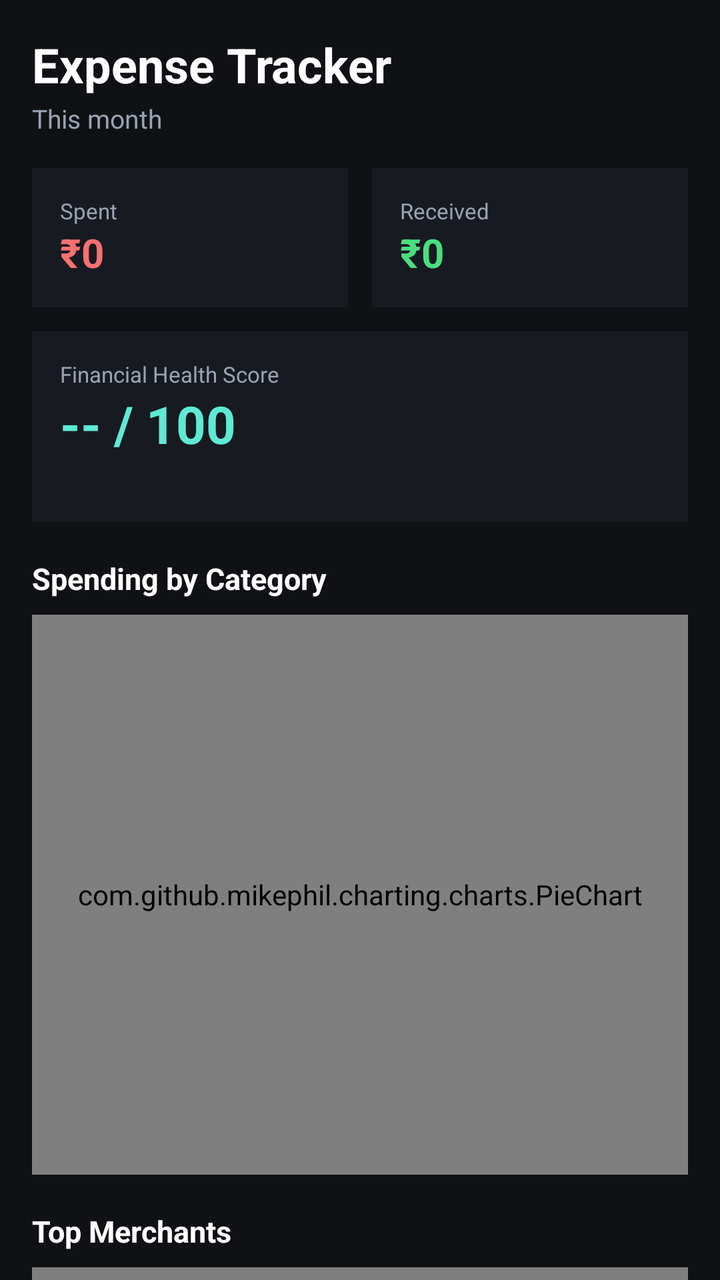
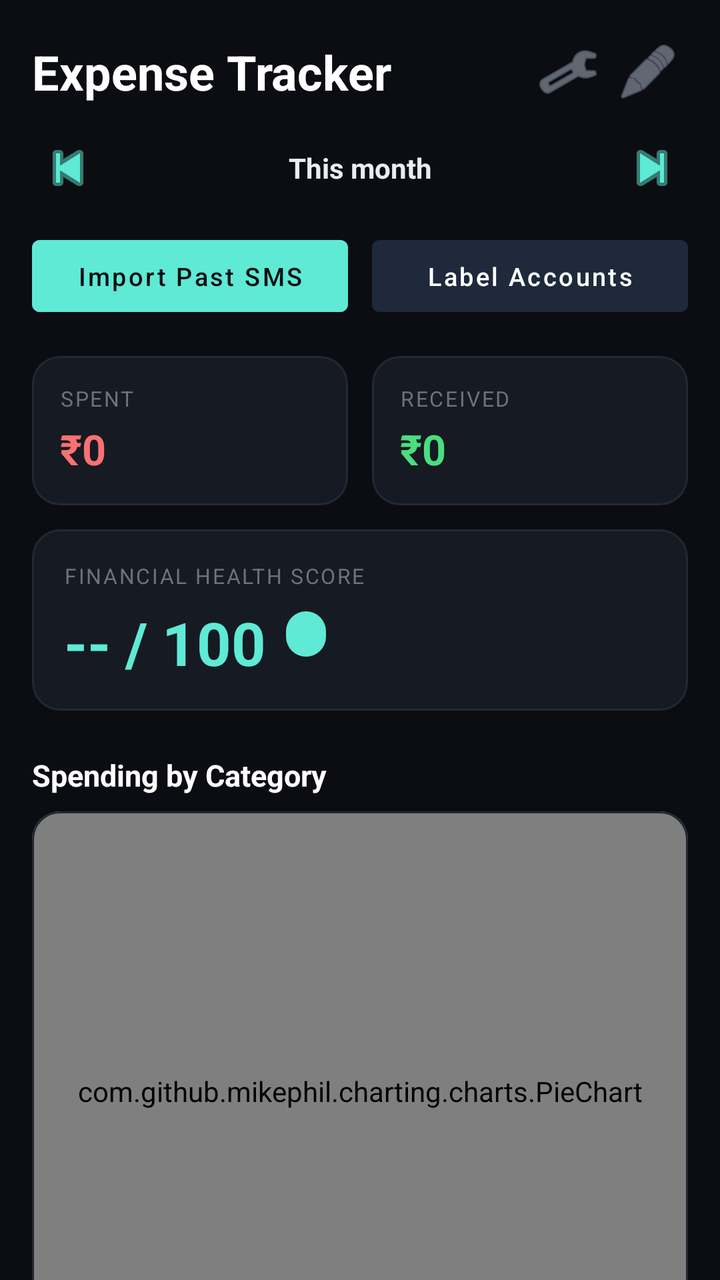

Before-and-after screenshots of an Android layout around one commit, followed by the original layout XML and the change that was made.
<!-- AndroidManifest.xml: application theme Theme.ExpenseTracker -->
<!-- res/layout/activity_main.xml -->
<?xml version="1.0" encoding="utf-8"?>
<androidx.core.widget.NestedScrollView
    xmlns:android="http://schemas.android.com/apk/res/android"
    xmlns:app="http://schemas.android.com/apk/res-auto"
    android:layout_width="match_parent"
    android:layout_height="match_parent"
    android:background="#0F1115">

    <LinearLayout
        android:layout_width="match_parent"
        android:layout_height="wrap_content"
        android:orientation="vertical"
        android:padding="16dp">

        <TextView
            android:layout_width="wrap_content"
            android:layout_height="wrap_content"
            android:text="Expense Tracker"
            android:textColor="#FFFFFF"
            android:textSize="24sp"
            android:textStyle="bold" />

        <TextView
            android:id="@+id/tvPeriod"
            android:layout_width="wrap_content"
            android:layout_height="wrap_content"
            android:layout_marginTop="2dp"
            android:text="This month"
            android:textColor="#9AA3B2"
            android:textSize="13sp" />

        
        <LinearLayout
            android:layout_width="match_parent"
            android:layout_height="wrap_content"
            android:layout_marginTop="16dp"
            android:orientation="horizontal">

            <LinearLayout
                android:layout_width="0dp"
                android:layout_height="wrap_content"
                android:layout_weight="1"
                android:layout_marginEnd="6dp"
                android:background="#171A21"
                android:orientation="vertical"
                android:padding="14dp">

                <TextView
                    android:layout_width="wrap_content"
                    android:layout_height="wrap_content"
                    android:text="Spent"
                    android:textColor="#9AA3B2"
                    android:textSize="11sp" />

                <TextView
                    android:id="@+id/tvTotalDebit"
                    android:layout_width="wrap_content"
                    android:layout_height="wrap_content"
                    android:text="₹0"
                    android:textColor="#F87171"
                    android:textSize="20sp"
                    android:textStyle="bold" />
            </LinearLayout>

            <LinearLayout
                android:layout_width="0dp"
                android:layout_height="wrap_content"
                android:layout_weight="1"
                android:layout_marginStart="6dp"
                android:background="#171A21"
                android:orientation="vertical"
                android:padding="14dp">

                <TextView
                    android:layout_width="wrap_content"
                    android:layout_height="wrap_content"
                    android:text="Received"
                    android:textColor="#9AA3B2"
                    android:textSize="11sp" />

                <TextView
                    android:id="@+id/tvTotalCredit"
                    android:layout_width="wrap_content"
                    android:layout_height="wrap_content"
                    android:text="₹0"
                    android:textColor="#4ADE80"
                    android:textSize="20sp"
                    android:textStyle="bold" />
            </LinearLayout>
        </LinearLayout>

        
        <LinearLayout
            android:layout_width="match_parent"
            android:layout_height="wrap_content"
            android:layout_marginTop="12dp"
            android:background="#171A21"
            android:orientation="vertical"
            android:padding="14dp">

            <TextView
                android:layout_width="wrap_content"
                android:layout_height="wrap_content"
                android:text="Financial Health Score"
                android:textColor="#9AA3B2"
                android:textSize="11sp" />

            <TextView
                android:id="@+id/tvHealthScore"
                android:layout_width="wrap_content"
                android:layout_height="wrap_content"
                android:text="-- / 100"
                android:textColor="#5EEAD4"
                android:textSize="26sp"
                android:textStyle="bold" />

            <TextView
                android:id="@+id/tvHealthBand"
                android:layout_width="wrap_content"
                android:layout_height="wrap_content"
                android:textColor="#E9ECF1"
                android:textSize="13sp" />
        </LinearLayout>

        
        <TextView
            android:layout_width="wrap_content"
            android:layout_height="wrap_content"
            android:layout_marginTop="18dp"
            android:text="Spending by Category"
            android:textColor="#FFFFFF"
            android:textSize="15sp"
            android:textStyle="bold" />

        <com.github.mikephil.charting.charts.PieChart
            android:id="@+id/pieChart"
            android:layout_width="match_parent"
            android:layout_height="280dp"
            android:layout_marginTop="8dp" />

        
        <TextView
            android:layout_width="wrap_content"
            android:layout_height="wrap_content"
            android:layout_marginTop="18dp"
            android:text="Top Merchants"
            android:textColor="#FFFFFF"
            android:textSize="15sp"
            android:textStyle="bold" />

        <com.github.mikephil.charting.charts.HorizontalBarChart
            android:id="@+id/barChart"
            android:layout_width="match_parent"
            android:layout_height="280dp"
            android:layout_marginTop="8dp" />

        
        <TextView
            android:layout_width="wrap_content"
            android:layout_height="wrap_content"
            android:layout_marginTop="18dp"
            android:text="⚠ Spending Flags"
            android:textColor="#FFFFFF"
            android:textSize="15sp"
            android:textStyle="bold" />

        <LinearLayout
            android:id="@+id/flagsContainer"
            android:layout_width="match_parent"
            android:layout_height="wrap_content"
            android:layout_marginTop="8dp"
            android:orientation="vertical" />

        
        <TextView
            android:layout_width="wrap_content"
            android:layout_height="wrap_content"
            android:layout_marginTop="18dp"
            android:text="✅ Savings Opportunities"
            android:textColor="#FFFFFF"
            android:textSize="15sp"
            android:textStyle="bold" />

        <LinearLayout
            android:id="@+id/savingsContainer"
            android:layout_width="match_parent"
            android:layout_height="wrap_content"
            android:layout_marginTop="8dp"
            android:layout_marginBottom="40dp"
            android:orientation="vertical" />

    </LinearLayout>
</androidx.core.widget.NestedScrollView>
<!-- resources referenced by this layout -->
<resources>
  <style name="Theme.ExpenseTracker" parent="Theme.MaterialComponents.DayNight.NoActionBar">
          <item name="colorPrimary">#5EEAD4</item>
          <item name="colorPrimaryDark">#0F1115</item>
          <item name="colorAccent">#5EEAD4</item>
          <item name="android:windowBackground">#0F1115</item>
      </style>
</resources>

<!-- the commit's change to res/layout/activity_main.xml (unified diff, before → after) -->
@@ -4,7 +4,7 @@
     xmlns:app="http://schemas.android.com/apk/res-auto"
     android:layout_width="match_parent"
     android:layout_height="match_parent"
-    android:background="#0F1115">
+    android:background="#0B0D12">
 
     <LinearLayout
         android:layout_width="match_parent"
@@ -12,22 +12,110 @@
         android:orientation="vertical"
         android:padding="16dp">
 
-        <TextView
-            android:layout_width="wrap_content"
-            android:layout_height="wrap_content"
-            android:text="Expense Tracker"
-            android:textColor="#FFFFFF"
-            android:textSize="24sp"
-            android:textStyle="bold" />
-
-        <TextView
-            android:id="@+id/tvPeriod"
-            android:layout_width="wrap_content"
-            android:layout_height="wrap_content"
-            android:layout_marginTop="2dp"
-            android:text="This month"
-            android:textColor="#9AA3B2"
-            android:textSize="13sp" />
+        
+        <LinearLayout
+            android:layout_width="match_parent"
+            android:layout_height="wrap_content"
+            android:orientation="horizontal"
+            android:gravity="center_vertical">
+
+            <TextView
+                android:layout_width="0dp"
+                android:layout_height="wrap_content"
+                android:layout_weight="1"
+                android:text="Expense Tracker"
+                android:textColor="#FFFFFF"
+                android:textSize="24sp"
+                android:textStyle="bold" />
+
+            <ImageButton
+                android:id="@+id/btnSettingsIcon"
+                android:layout_width="40dp"
+                android:layout_height="40dp"
+                android:background="?attr/selectableItemBackgroundBorderless"
+                android:contentDescription="Budgets"
+                android:src="@android:drawable/ic_menu_manage"
+                app:tint="#9AA3B2" />
+
+            <ImageButton
+                android:id="@+id/btnLabelIcon"
+                android:layout_width="40dp"
+                android:layout_height="40dp"
+                android:background="?attr/selectableItemBackgroundBorderless"
+                android:contentDescription="Label accounts"
+                android:src="@android:drawable/ic_menu_edit"
+                app:tint="#9AA3B2" />
+        </LinearLayout>
+
+        
+        <LinearLayout
+            android:layout_width="match_parent"
+            android:layout_height="wrap_content"
+            android:layout_marginTop="10dp"
+            android:gravity="center_vertical"
+            android:orientation="horizontal">
+
+            <ImageButton
+                android:id="@+id/btnPrevMonth"
+                android:layout_width="36dp"
+                android:layout_height="36dp"
+                android:background="?attr/selectableItemBackgroundBorderless"
+                android:contentDescription="Previous month"
+                android:src="@android:drawable/ic_media_previous"
+                app:tint="#5EEAD4" />
+
+            <TextView
+                android:id="@+id/tvPeriod"
+                android:layout_width="0dp"
+                android:layout_height="wrap_content"
+                android:layout_weight="1"
+                android:gravity="center"
+                android:text="This month"
+                android:textColor="#E9ECF1"
+                android:textSize="14sp"
+                android:textStyle="bold" />
+
+            <ImageButton
+                android:id="@+id/btnNextMonth"
+                android:layout_width="36dp"
+                android:layout_height="36dp"
+                android:background="?attr/selectableItemBackgroundBorderless"
+                android:contentDescription="Next month"
+                android:src="@android:drawable/ic_media_next"
+                app:tint="#5EEAD4" />
+        </LinearLayout>
+
+        
+        <LinearLayout
+            android:layout_width="match_parent"
+            android:layout_height="wrap_content"
+            android:layout_marginTop="12dp"
+            android:orientation="horizontal">
+
+            <Button
+                android:id="@+id/btnImportSms"
+                android:layout_width="0dp"
+                android:layout_height="wrap_content"
+                android:layout_weight="1"
+                android:layout_marginEnd="6dp"
+                android:backgroundTint="#5EEAD4"
+                android:text="Import Past SMS"
+                android:textColor="#0B0D12"
+                android:textAllCaps="false"
+                android:textSize="12.5sp" />
+
+            <Button
+                android:id="@+id/btnLabelAccounts"
+                android:layout_width="0dp"
+                android:layout_height="wrap_content"
+                android:layout_weight="1"
+                android:layout_marginStart="6dp"
+                android:backgroundTint="#1E293B"
+                android:text="Label Accounts"
+                android:textColor="#FFFFFF"
+                android:textAllCaps="false"
+                android:textSize="12.5sp" />
+        </LinearLayout>
 
         
         <LinearLayout
@@ -36,129 +124,229 @@
             android:layout_marginTop="16dp"
             android:orientation="horizontal">
 
+            <com.google.android.material.card.MaterialCardView
+                android:layout_width="0dp"
+                android:layout_height="wrap_content"
+                android:layout_weight="1"
+                android:layout_marginEnd="6dp"
+                app:cardBackgroundColor="#161A22"
+                app:cardCornerRadius="14dp"
+                app:cardElevation="0dp"
+                app:strokeColor="#232833"
+                app:strokeWidth="1dp">
+
+                <LinearLayout
+                    android:layout_width="match_parent"
+                    android:layout_height="wrap_content"
+                    android:orientation="vertical"
+                    android:padding="14dp">
+
+                    <TextView
+                        android:layout_width="wrap_content"
+                        android:layout_height="wrap_content"
+                        android:text="SPENT"
+                        android:textColor="#6B7280"
+                        android:textSize="10.5sp"
+                        android:letterSpacing="0.08" />
+
+                    <TextView
+                        android:id="@+id/tvTotalDebit"
+                        android:layout_width="wrap_content"
+                        android:layout_height="wrap_content"
+                        android:layout_marginTop="4dp"
+                        android:text="₹0"
+                        android:textColor="#F87171"
+                        android:textSize="21sp"
+                        android:textStyle="bold" />
+                </LinearLayout>
+            </com.google.android.material.card.MaterialCardView>
+
+            <com.google.android.material.card.MaterialCardView
+                android:layout_width="0dp"
+                android:layout_height="wrap_content"
+                android:layout_weight="1"
+                android:layout_marginStart="6dp"
+                app:cardBackgroundColor="#161A22"
+                app:cardCornerRadius="14dp"
+                app:cardElevation="0dp"
+                app:strokeColor="#232833"
+                app:strokeWidth="1dp">
+
+                <LinearLayout
+                    android:layout_width="match_parent"
+                    android:layout_height="wrap_content"
+                    android:orientation="vertical"
+                    android:padding="14dp">
+
+                    <TextView
+                        android:layout_width="wrap_content"
+                        android:layout_height="wrap_content"
+                        android:text="RECEIVED"
+                        android:textColor="#6B7280"
+                        android:textSize="10.5sp"
+                        android:letterSpacing="0.08" />
+
+                    <TextView
+                        android:id="@+id/tvTotalCredit"
+                        android:layout_width="wrap_content"
+                        android:layout_height="wrap_content"
+                        android:layout_marginTop="4dp"
+                        android:text="₹0"
+                        android:textColor="#4ADE80"
+                        android:textSize="21sp"
+                        android:textStyle="bold" />
+                </LinearLayout>
+            </com.google.android.material.card.MaterialCardView>
+        </LinearLayout>
+
+        
+        <com.google.android.material.card.MaterialCardView
+            android:layout_width="match_parent"
+            android:layout_height="wrap_content"
+            android:layout_marginTop="12dp"
+            app:cardBackgroundColor="#161A22"
+            app:cardCornerRadius="14dp"
+            app:cardElevation="0dp"
+            app:strokeColor="#232833"
+            app:strokeWidth="1dp">
+
             <LinearLayout
-                android:layout_width="0dp"
-                android:layout_height="wrap_content"
-                android:layout_weight="1"
-                android:layout_marginEnd="6dp"
-                android:background="#171A21"
+                android:layout_width="match_parent"
+                android:layout_height="wrap_content"
                 android:orientation="vertical"
-                android:padding="14dp">
+                android:padding="16dp">
 
                 <TextView
                     android:layout_width="wrap_content"
                     android:layout_height="wrap_content"
-                    android:text="Spent"
-                    android:textColor="#9AA3B2"
-                    android:textSize="11sp" />
-
-                <TextView
-                    android:id="@+id/tvTotalDebit"
-                    android:layout_width="wrap_content"
+                    android:text="FINANCIAL HEALTH SCORE"
+                    android:textColor="#6B7280"
+                    android:textSize="10.5sp"
+                    android:letterSpacing="0.08" />
+
+                <LinearLayout
+                    android:layout_width="match_parent"
                     android:layout_height="wrap_content"
-                    android:text="₹0"
-                    android:textColor="#F87171"
-                    android:textSize="20sp"
-                    android:textStyle="bold" />
+                    android:gravity="center_vertical"
+                    android:orientation="horizontal">
+
+                    <TextView
+                        android:id="@+id/tvHealthScore"
+                        android:layout_width="wrap_content"
+                        android:layout_height="wrap_content"
+                        android:layout_marginTop="4dp"
+                        android:text="-- / 100"
+                        android:textColor="#5EEAD4"
+                        android:textSize="30sp"
+                        android:textStyle="bold" />
+
+                    <TextView
+                        android:id="@+id/tvHealthBand"
+                        android:layout_width="wrap_content"
+                        android:layout_height="wrap_content"
+                        android:layout_marginStart="10dp"
+                        android:background="@drawable/badge_bg"
+                        android:paddingStart="10dp"
+                        android:paddingEnd="10dp"
+                        android:paddingTop="4dp"
+                        android:paddingBottom="4dp"
+                        android:textColor="#0B0D12"
+                        android:textSize="11sp"
+                        android:textStyle="bold" />
+                </LinearLayout>
             </LinearLayout>
-
-            <LinearLayout
-                android:layout_width="0dp"
-                android:layout_height="wrap_content"
-                android:layout_weight="1"
-                android:layout_marginStart="6dp"
-                android:background="#171A21"
-                android:orientation="vertical"
-                android:padding="14dp">
-
-                <TextView
-                    android:layout_width="wrap_content"
-                    android:layout_height="wrap_content"
-                    android:text="Received"
-                    android:textColor="#9AA3B2"
-                    android:textSize="11sp" />
-
-                <TextView
-                    android:id="@+id/tvTotalCredit"
-                    android:layout_width="wrap_content"
-                    android:layout_height="wrap_content"
-                    android:text="₹0"
-                    android:textColor="#4ADE80"
-                    android:textSize="20sp"
-                    android:textStyle="bold" />
-            </LinearLayout>
-        </LinearLayout>
-
-        
-        <LinearLayout
-            android:layout_width="match_parent"
-            android:layout_height="wrap_content"
-            android:layout_marginTop="12dp"
-            android:background="#171A21"
-            android:orientation="vertical"
-            android:padding="14dp">
-
-            <TextView
-                android:layout_width="wrap_content"
-                android:layout_height="wrap_content"
-                android:text="Financial Health Score"
-                android:textColor="#9AA3B2"
-                android:textSize="11sp" />
-
-            <TextView
-                android:id="@+id/tvHealthScore"
-                android:layout_width="wrap_content"
-                android:layout_height="wrap_content"
-                android:text="-- / 100"
-                android:textColor="#5EEAD4"
-                android:textSize="26sp"
-                android:textStyle="bold" />
-
-            <TextView
-                android:id="@+id/tvHealthBand"
-                android:layout_width="wrap_content"
-                android:layout_height="wrap_content"
-                android:textColor="#E9ECF1"
-                android:textSize="13sp" />
-        </LinearLayout>
-
-        
-        <TextView
-            android:layout_width="wrap_content"
-            android:layout_height="wrap_content"
-            android:layout_marginTop="18dp"
+        </com.google.android.material.card.MaterialCardView>
+
+        
+        <TextView
+            android:layout_width="wrap_content"
+            android:layout_height="wrap_content"
+            android:layout_marginTop="22dp"
+            android:layout_marginBottom="8dp"
             android:text="Spending by Category"
             android:textColor="#FFFFFF"
             android:textSize="15sp"
             android:textStyle="bold" />
 
-        <com.github.mikephil.charting.charts.PieChart
-            android:id="@+id/pieChart"
-            android:layout_width="match_parent"
-            android:layout_height="280dp"
-            android:layout_marginTop="8dp" />
-
-        
-        <TextView
-            android:layout_width="wrap_content"
-            android:layout_height="wrap_content"
-            android:layout_marginTop="18dp"
+        <com.google.android.material.card.MaterialCardView
+            android:layout_width="match_parent"
+            android:layout_height="wrap_content"
+            app:cardBackgroundColor="#161A22"
+            app:cardCornerRadius="14dp"
+            app:cardElevation="0dp"
+            app:strokeColor="#232833"
+            app:strokeWidth="1dp">
+
+            <com.github.mikephil.charting.charts.PieChart
+                android:id="@+id/pieChart"
+                android:layout_width="match_parent"
+                android:layout_height="280dp"
+                android:padding="8dp" />
+        </com.google.android.material.card.MaterialCardView>
+
+        
+        <TextView
+            android:layout_width="wrap_content"
+            android:layout_height="wrap_content"
+            android:layout_marginTop="22dp"
+            android:layout_marginBottom="8dp"
             android:text="Top Merchants"
             android:textColor="#FFFFFF"
             android:textSize="15sp"
             android:textStyle="bold" />
 
-        <com.github.mikephil.charting.charts.HorizontalBarChart
-            android:id="@+id/barChart"
-            android:layout_width="match_parent"
-            android:layout_height="280dp"
-            android:layout_marginTop="8dp" />
-
-        
-        <TextView
-            android:layout_width="wrap_content"
-            android:layout_height="wrap_content"
-            android:layout_marginTop="18dp"
+        <com.google.android.material.card.MaterialCardView
+            android:layout_width="match_parent"
+            android:layout_height="wrap_content"
+            app:cardBackgroundColor="#161A22"
+            app:cardCornerRadius="14dp"
+            app:cardElevation="0dp"
+            app:strokeColor="#232833"
+            app:strokeWidth="1dp">
+
+            <com.github.mikephil.charting.charts.HorizontalBarChart
+                android:id="@+id/barChart"
+                android:layout_width="match_parent"
+                android:layout_height="280dp"
+                android:padding="8dp" />
+        </com.google.android.material.card.MaterialCardView>
+
+        
+        <TextView
+            android:layout_width="wrap_content"
+            android:layout_height="wrap_content"
+            android:layout_marginTop="22dp"
+            android:layout_marginBottom="8dp"
+            android:text="Recent Transactions"
+            android:textColor="#FFFFFF"
+            android:textSize="15sp"
+            android:textStyle="bold" />
+
+        <com.google.android.material.card.MaterialCardView
+            android:layout_width="match_parent"
+            android:layout_height="wrap_content"
+            app:cardBackgroundColor="#161A22"
+            app:cardCornerRadius="14dp"
+            app:cardElevation="0dp"
+            app:strokeColor="#232833"
+            app:strokeWidth="1dp">
+
+            <androidx.recyclerview.widget.RecyclerView
+                android:id="@+id/rvTransactions"
+                android:layout_width="match_parent"
+                android:layout_height="wrap_content"
+                android:nestedScrollingEnabled="false"
+                android:paddingStart="14dp"
+                android:paddingEnd="14dp"
+                android:paddingTop="6dp"
+                android:paddingBottom="6dp" />
+        </com.google.android.material.card.MaterialCardView>
+
+        
+        <TextView
+            android:layout_width="wrap_content"
+            android:layout_height="wrap_content"
+            android:layout_marginTop="22dp"
             android:text="⚠ Spending Flags"
             android:textColor="#FFFFFF"
             android:textSize="15sp"
<!-- resource entries referenced after the edit -->
@@ -1,5 +1,11 @@
 <!-- resources referenced by this layout -->
 <resources>
+  <!-- drawable badge_bg (drawable) -->
+  <?xml version="1.0" encoding="utf-8"?>
+  <shape xmlns:android="http://schemas.android.com/apk/res/android" android:shape="rectangle">
+      <solid android:color="#5EEAD4" />
+      <corners android:radius="20dp" />
+  </shape>
   <style name="Theme.ExpenseTracker" parent="Theme.MaterialComponents.DayNight.NoActionBar">
           <item name="colorPrimary">#5EEAD4</item>
           <item name="colorPrimaryDark">#0F1115</item>
